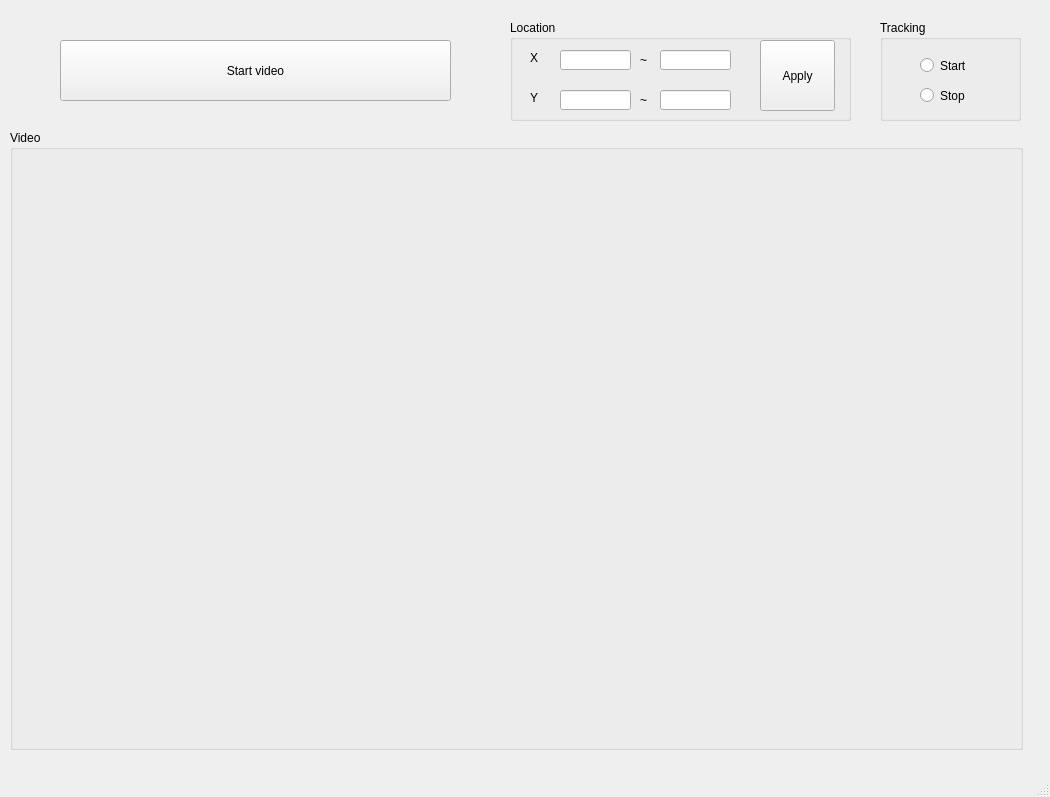
The window that simple3.ui (Johyeonje/TrackPerformerAlgorism) describes before a commit, drawn with Qt 5.
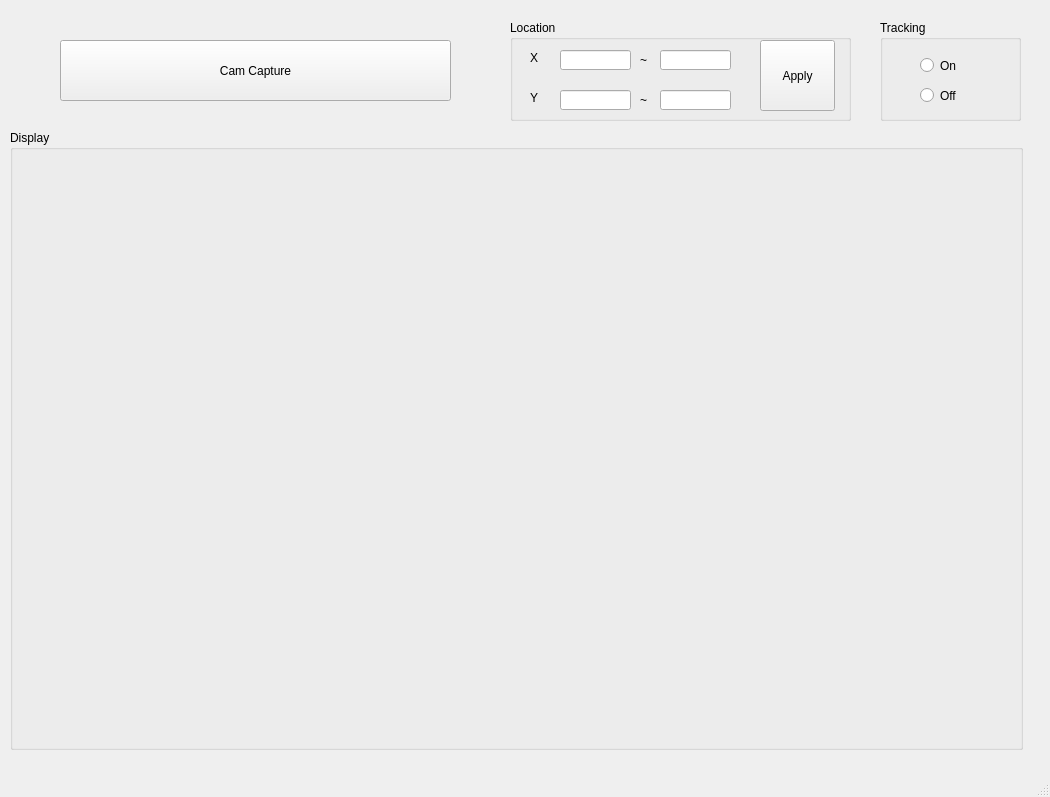
The same window after the commit.

Commit message: update prototype3, simple3

Diff of the .ui file:
```diff
--- a/simple3.ui
+++ b/simple3.ui
@@ -33,7 +33,7 @@
      </sizepolicy>
     </property>
     <property name="title">
-     <string>Video</string>
+     <string>Display</string>
     </property>
     <widget class="QWidget" name="ImgWidget" native="true">
      <property name="geometry">
@@ -56,7 +56,13 @@
      </rect>
     </property>
     <property name="text">
-     <string>Start video</string>
+     <string>Cam Capture</string>
+    </property>
+    <property name="iconSize">
+     <size>
+      <width>16</width>
+      <height>16</height>
+     </size>
     </property>
    </widget>
    <widget class="QGroupBox" name="radioBox_2">
@@ -199,7 +205,7 @@
       </rect>
      </property>
      <property name="text">
-      <string>Start</string>
+      <string>On</string>
      </property>
     </widget>
     <widget class="QRadioButton" name="offButton">
@@ -212,7 +218,7 @@
       </rect>
      </property>
      <property name="text">
-      <string>Stop</string>
+      <string>Off</string>
      </property>
     </widget>
    </widget>
```
The commit also changes 1 other file.
